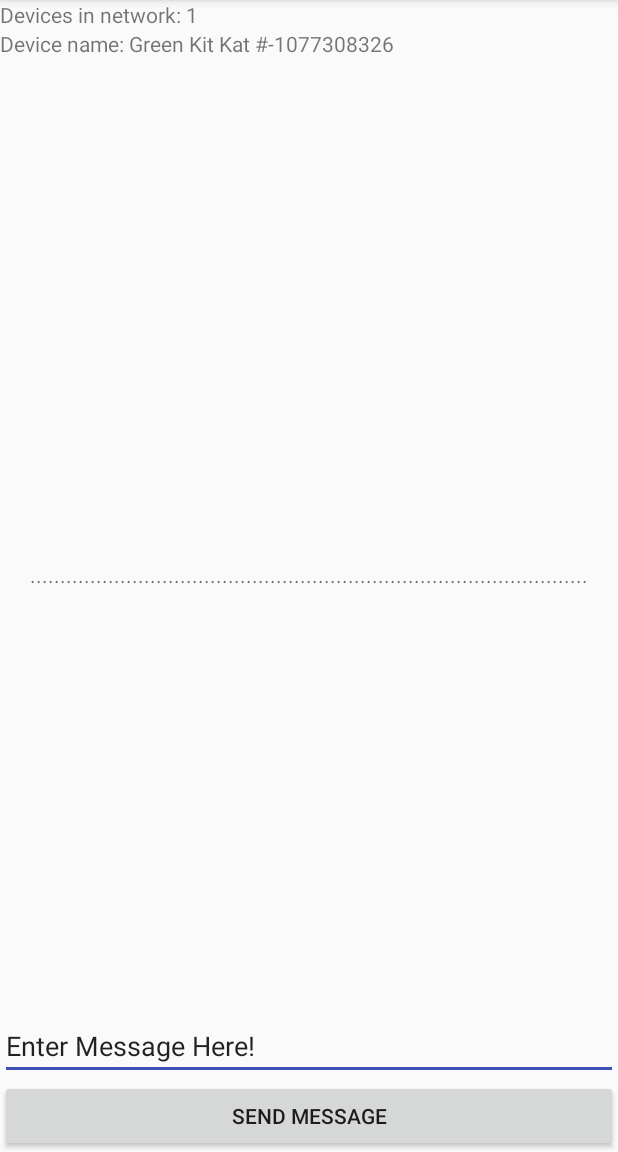
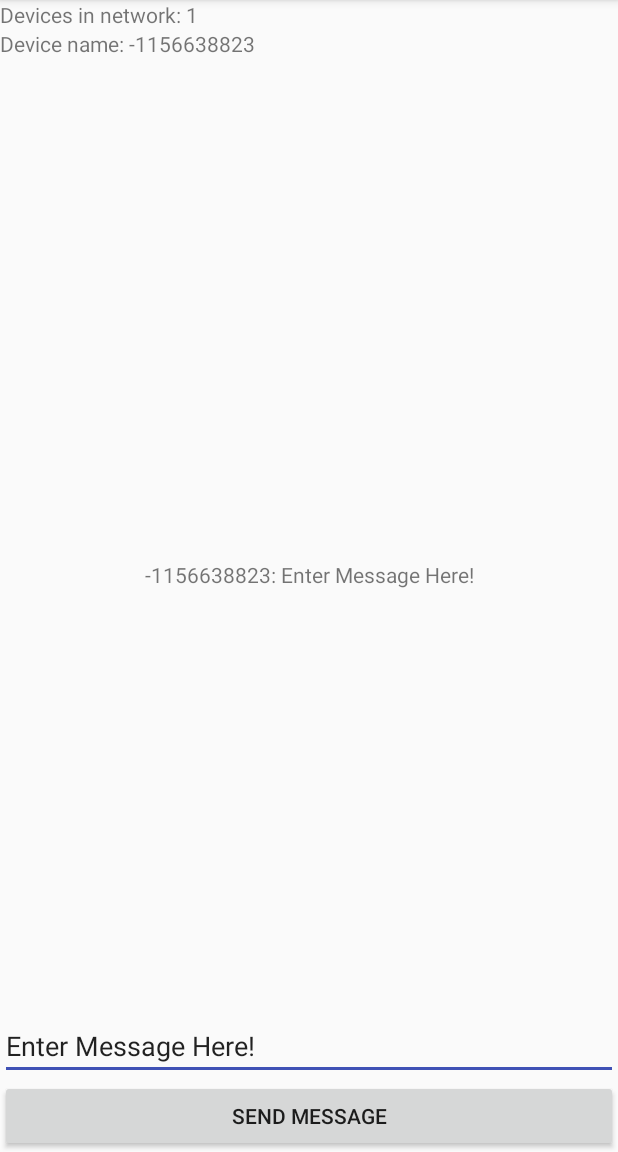
Before and after one commit to jrodal98/connected-crossroad, an Android app: the screen it shows after launch (MainActivity), after a tap on "SEND MESSAGE", on a phone screen of 412 x 824 dp, the part 84-1236 px from its top. Run offline under Robolectric (Android 15) with nearby library versions, the phone set to English and light mode, and no system bars; 3 statements that could not run were skipped.

Commit message:
bugs seemed fixed?

```diff
--- a/app/src/main/java/com/google/location/nearby/apps/connectedcrossroad/CodenameGenerator.java
+++ b/app/src/main/java/com/google/location/nearby/apps/connectedcrossroad/CodenameGenerator.java
@@ -4,52 +4,11 @@ import java.util.Random;
 
 /** Utility class to generate random Android names */
 public final class CodenameGenerator {
-  private static final String[] COLORS =
-      new String[] {
-        "Red",
-        "Orange",
-        "Yellow",
-        "Green",
-        "Blue",
-        "Indigo",
-        "Violet",
-        "Purple",
-        "Lavender",
-        "Fuchsia",
-        "Plum",
-        "Orchid",
-        "Magenta",
-      };
-
-  private static final String[] TREATS =
-      new String[] {
-        "Alpha",
-        "Beta",
-        "Cupcake",
-        "Donut",
-        "Eclair",
-        "Froyo",
-        "Gingerbread",
-        "Honeycomb",
-        "Ice Cream Sandwich",
-        "Jellybean",
-        "Kit Kat",
-        "Lollipop",
-        "Marshmallow",
-        "Nougat",
-        "Oreo",
-        "Pie"
-      };
-
   private static final Random generator = new Random();
-
-  private CodenameGenerator() {}
 
   /** Generate a random Android agent codename */
   public static String generate() {
-    String color = COLORS[generator.nextInt(COLORS.length)];
-    String treat = TREATS[generator.nextInt(TREATS.length)];
     int num = generator.nextInt();
-    return color + " " + treat + " #" + num;
+    return "" + num;
   }
 }
--- a/app/src/main/java/com/google/location/nearby/apps/connectedcrossroad/MainActivity.java
+++ b/app/src/main/java/com/google/location/nearby/apps/connectedcrossroad/MainActivity.java
@@ -24,6 +24,7 @@ import com.google.android.gms.nearby.connection.ConnectionInfo;
 import com.google.android.gms.nearby.connection.ConnectionLifecycleCallback;
 import com.google.android.gms.nearby.connection.ConnectionResolution;
 import com.google.android.gms.nearby.connection.ConnectionsClient;
+import com.google.android.gms.nearby.connection.ConnectionsStatusCodes;
 import com.google.android.gms.nearby.connection.DiscoveredEndpointInfo;
 import com.google.android.gms.nearby.connection.DiscoveryOptions;
 import com.google.android.gms.nearby.connection.EndpointDiscoveryCallback;
@@ -85,10 +86,8 @@ public class MainActivity extends AppCompatActivity {
                             String msg = (String) deserialized;
                             Log.d(TAG, msg);
                             if (msg.startsWith(codeName)) {
-                                Log.d(TAG, "onPayloadReceived: CYCLE DETECTED...");
-                                // TODO: figure out how to deal with this situation if it ever occurs.
-                                // I think it's impossible to ever get a cycle, but it's hard to say
-                                // for sure, especially with only being able to test with small networks.
+                                Log.d(TAG, "onPayloadReceived: CYCLE DETECTED - fixing it!");
+                                connectionsClient.disconnectFromEndpoint(endpointId);
                             } else {
                                 Log.d(TAG, "onPayloadReceived: Forwarding message");
                                 sendMessage(msg, endpointId);
@@ -118,18 +117,16 @@ public class MainActivity extends AppCompatActivity {
                 @Override
                 public void onEndpointFound(final String endpointId, final DiscoveredEndpointInfo info) {
                     if (!(network.contains(endpointId) || info.getEndpointName().equals(codeName))) {
-//                        try {
-//                            Thread.sleep((long)(Math.random() * 2000));
-//                        } catch (InterruptedException e) {
-//                            e.printStackTrace();
-//                        }
                         Log.i(TAG, "onEndpointFound: endpoint found, connecting");
                         connectionsClient.requestConnection(codeName, endpointId, connectionLifecycleCallback).addOnFailureListener(new OnFailureListener() {
                             @Override
                             public void onFailure(@NonNull Exception e) {
-                                Log.d(TAG, "Endpoint failure");
+//                                ConnectionsStatusCodes.STATUS_ENDPOINT_IO_ERROR;
+                                Log.d(TAG, "Endpoint failure " + e.getMessage());
+
                                 // request connection again on one of the devices
-                                if (codeName.compareTo(info.getEndpointName()) < 0) {
+                                // 8012: STATUS_ENDPOINT_IO_ERROR is the simulatenous connection requst error
+                                if (e.getMessage().startsWith("8012") && codeName.compareTo(info.getEndpointName()) < 0) {
                                     Log.d(TAG, "Sending another connection request.");
                                     connectionsClient.requestConnection(codeName, endpointId, connectionLifecycleCallback);
                                 }
@@ -179,23 +176,17 @@ public class MainActivity extends AppCompatActivity {
 
 
                     } else {
-                        if (network.remove(endpointId)) {
-                            Log.d(TAG, String.format("OnConnectionResult: Removing %s from network.", endpointId));
-                        } else {
-                            Log.d(TAG, String.format("OnConnectionResult: Failed to remove %s from network.", endpointId));
-                        }
                         Log.i(TAG, "onConnectionResult: connection failed");
                     }
                 }
 
                 @Override
                 public void onDisconnected(String endpointId) {
-                    Log.i(TAG, "onDisconnected: disconnected from network");
+                    Log.i(TAG, "onDisconnected: disconnected from " + endpointId);
                     network.remove(endpointId);
                     setNumInNetwork();
                 }
             };
-    private String foundAdvertiserId;
 
     @Override
     protected void onCreate(@Nullable Bundle bundle) {
@@ -220,14 +211,14 @@ public class MainActivity extends AppCompatActivity {
             @Override
             public void onClick(View view) {
                 try {
-                    if (sendMessageText.getText().toString().equals("Enter Message Here")) {
-                        Log.i(LATENCY, "SWITCH");
-                        sendMessageText.setText("Enter Message Here!");
-                    }
-//            sendMessage(String.format("%s: %s",codeName, sendMessageText.getText()), "");
-                    else {
-                        sendMessage(msg, "");
-                    }
+                    sendMessage(String.format("%s: %s",codeName, sendMessageText.getText()), "");
+//                    if (sendMessageText.getText().toString().equals("Enter Message Here")) {
+//                        Log.i(LATENCY, "SWITCH");
+//                        sendMessageText.setText("Enter Message Here!");
+//                    }
+//                    else {
+//                        sendMessage(msg, "");
+//                    }
                 } catch (IOException e) {
                     e.printStackTrace();
                 }
```
Also changed, not shown: app/src/main/java/com/google/location/nearby/apps/connectedcrossroad/Network.java (+34 -6 lines).
